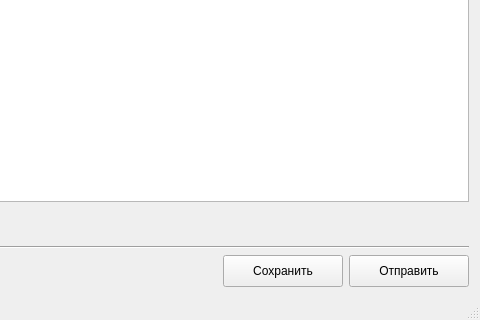
This is mainwindow.ui in molotov-dmitry/work-report as Qt 5 draws it before an edit; both pictures show x 352 to 832 and y 275 to 595 of the 832 by 595 pixel window. The edited form follows.
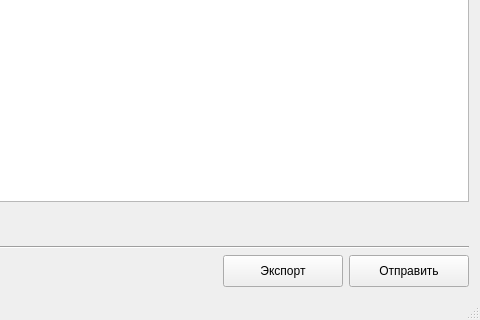
This is the edited form. Icons and pictures are not drawn.

Commit message: Added data save/load/export.

Patch:
```diff
--- a/mainwindow.ui
+++ b/mainwindow.ui
@@ -202,7 +202,7 @@
          </size>
         </property>
         <property name="text">
-         <string>Сохранить</string>
+         <string>Экспорт</string>
         </property>
         <property name="icon">
          <iconset theme="document-save-symbolic">
```
Left out of the diff: 5 changed lines with no effect on the pictures. The commit also changes 2 other files.
